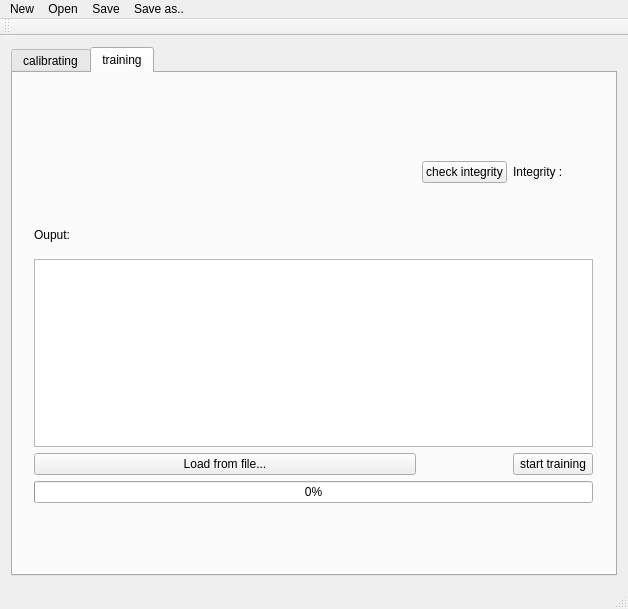
Old version of the form App/calib_tools/calib_tool/calibtool.ui in the repository ferot/dms.
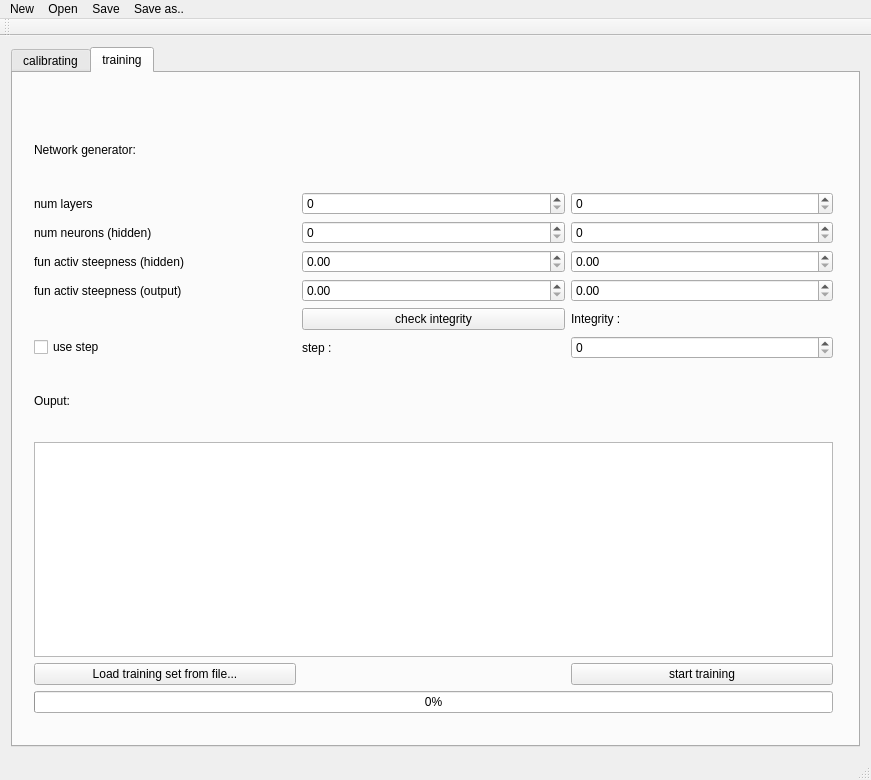
New version of the form.

Commit message: Added some gui widgets for paramgenerator

```diff
--- a/App/calib_tools/calib_tool/calibtool.ui
+++ b/App/calib_tools/calib_tool/calibtool.ui
@@ -6,8 +6,8 @@
    <rect>
     <x>0</x>
     <y>0</y>
-    <width>628</width>
-    <height>609</height>
+    <width>871</width>
+    <height>780</height>
    </rect>
   </property>
   <property name="windowTitle">
@@ -340,95 +340,132 @@
          <rect>
           <x>10</x>
           <y>30</y>
-          <width>581</width>
-          <height>411</height>
+          <width>821</width>
+          <height>621</height>
          </rect>
         </property>
         <layout class="QGridLayout" name="gridLayout_2">
+         <item row="2" column="0">
+          <widget class="QLabel" name="label_7">
+           <property name="text">
+            <string>num neurons (hidden)</string>
+           </property>
+          </widget>
+         </item>
+         <item row="2" column="2">
+          <widget class="QSpinBox" name="spinBox_5"/>
+         </item>
+         <item row="3" column="2">
+          <widget class="QDoubleSpinBox" name="doubleSpinBox_3"/>
+         </item>
          <item row="1" column="1">
+          <widget class="QSpinBox" name="spinBox_4"/>
+         </item>
+         <item row="6" column="2">
+          <widget class="QSpinBox" name="spinBox_7"/>
+         </item>
+         <item row="2" column="1">
+          <widget class="QSpinBox" name="spinBox_3"/>
+         </item>
+         <item row="4" column="0">
+          <widget class="QLabel" name="label_9">
+           <property name="text">
+            <string>fun activ steepness (output)</string>
+           </property>
+          </widget>
+         </item>
+         <item row="1" column="2">
+          <widget class="QSpinBox" name="spinBox_6"/>
+         </item>
+         <item row="4" column="2">
+          <widget class="QDoubleSpinBox" name="doubleSpinBox_4"/>
+         </item>
+         <item row="5" column="1">
           <widget class="QPushButton" name="pushButton">
            <property name="text">
             <string>check integrity</string>
            </property>
           </widget>
          </item>
-         <item row="5" column="2">
+         <item row="12" column="2">
           <widget class="QPushButton" name="button_start_training">
            <property name="text">
             <string>start training</string>
            </property>
           </widget>
          </item>
-         <item row="6" column="0" colspan="3">
+         <item row="13" column="0" colspan="3">
           <widget class="QProgressBar" name="progressBar">
            <property name="value">
             <number>0</number>
            </property>
           </widget>
          </item>
-         <item row="1" column="2">
+         <item row="5" column="2">
           <widget class="QLabel" name="label_5">
            <property name="text">
             <string>Integrity :</string>
            </property>
           </widget>
          </item>
-         <item row="0" column="0">
-          <spacer name="horizontalSpacer_3">
-           <property name="orientation">
-            <enum>Qt::Horizontal</enum>
-           </property>
-           <property name="sizeHint" stdset="0">
-            <size>
-             <width>40</width>
-             <height>20</height>
-            </size>
-           </property>
-          </spacer>
-         </item>
-         <item row="2" column="1">
-          <spacer name="verticalSpacer">
-           <property name="orientation">
-            <enum>Qt::Vertical</enum>
-           </property>
-           <property name="sizeHint" stdset="0">
-            <size>
-             <width>20</width>
-             <height>40</height>
-            </size>
-           </property>
-          </spacer>
-         </item>
-         <item row="2" column="0">
+         <item row="7" column="0">
           <widget class="QLabel" name="label_train_output">
            <property name="text">
             <string>Ouput:</string>
            </property>
           </widget>
          </item>
-         <item row="5" column="0">
+         <item row="12" column="0">
           <widget class="QPushButton" name="loadFromFileButton">
            <property name="text">
-            <string>Load from file...</string>
+            <string>Load training set from file...</string>
            </property>
           </widget>
          </item>
-         <item row="3" column="0" colspan="3">
+         <item row="3" column="1">
+          <widget class="QDoubleSpinBox" name="doubleSpinBox_2"/>
+         </item>
+         <item row="6" column="0">
+          <widget class="QCheckBox" name="checkBox">
+           <property name="text">
+            <string>use step </string>
+           </property>
+          </widget>
+         </item>
+         <item row="4" column="1">
+          <widget class="QDoubleSpinBox" name="doubleSpinBox"/>
+         </item>
+         <item row="3" column="0">
+          <widget class="QLabel" name="label_8">
+           <property name="text">
+            <string>fun activ steepness (hidden)</string>
+           </property>
+          </widget>
+         </item>
+         <item row="6" column="1">
+          <widget class="QLabel" name="label_10">
+           <property name="text">
+            <string>step : </string>
+           </property>
+          </widget>
+         </item>
+         <item row="1" column="0">
+          <widget class="QLabel" name="label_6">
+           <property name="text">
+            <string>num layers</string>
+           </property>
+          </widget>
+         </item>
+         <item row="0" column="0">
+          <widget class="QLabel" name="label_11">
+           <property name="text">
+            <string>Network generator:</string>
+           </property>
+          </widget>
+         </item>
+         <item row="8" column="0" rowspan="3" colspan="3">
           <widget class="QTextEdit" name="text_edit_output"/>
          </item>
-         <item row="1" column="0">
-          <spacer name="verticalSpacer_2">
-           <property name="orientation">
-            <enum>Qt::Vertical</enum>
-           </property>
-           <property name="sizeHint" stdset="0">
-            <size>
-             <width>20</width>
-             <height>80</height>
-            </size>
-           </property>
-          </spacer>
-         </item>
         </layout>
        </widget>
       </widget>
@@ -441,7 +478,7 @@
     <rect>
      <x>0</x>
      <y>0</y>
-     <width>628</width>
+     <width>871</width>
      <height>22</height>
     </rect>
    </property>
```
